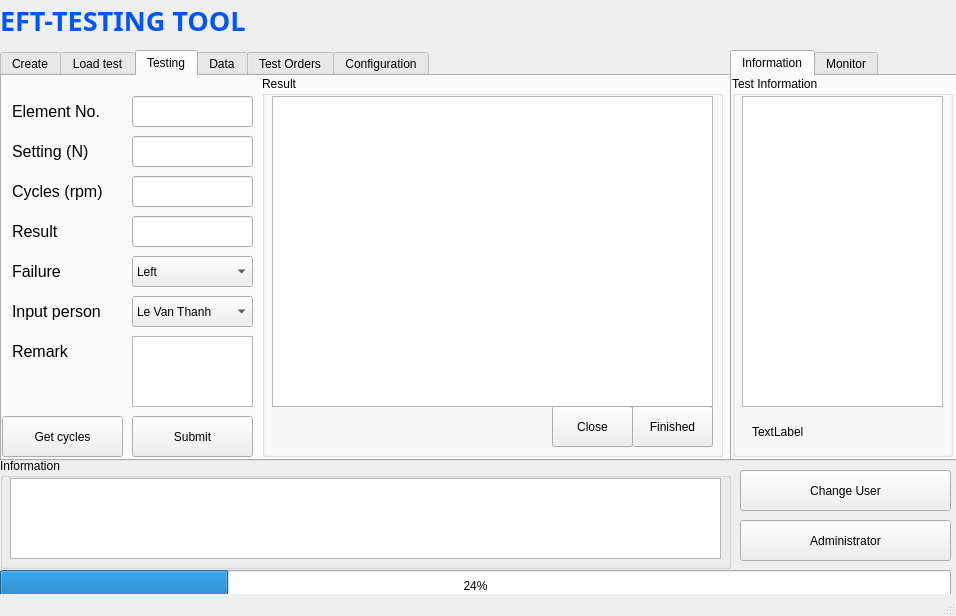
Qt form UI/general.ui (tuyenubuntu/eft_testing_tool) before a commit.
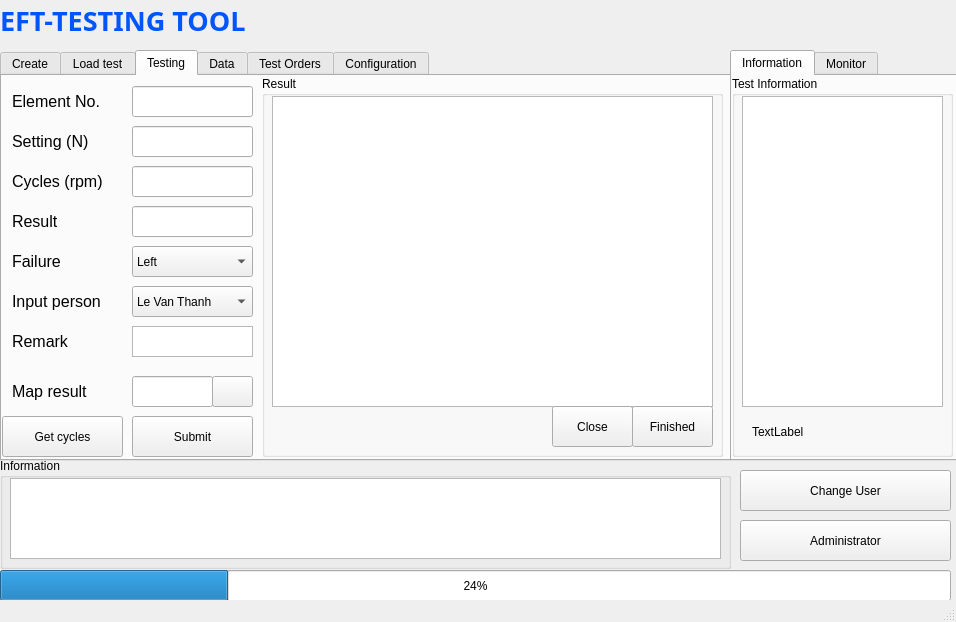
The same form after that commit. The open tabs and pages were chosen to show the change. Icons and pictures are not drawn.

What changed in the file:
```diff
--- a/UI/general.ui
+++ b/UI/general.ui
@@ -7,18 +7,18 @@
     <x>0</x>
     <y>0</y>
     <width>956</width>
-    <height>616</height>
+    <height>622</height>
    </rect>
   </property>
   <property name="minimumSize">
    <size>
     <width>956</width>
-    <height>600</height>
+    <height>622</height>
    </size>
   </property>
   <property name="maximumSize">
    <size>
-    <width>960</width>
+    <width>956</width>
     <height>622</height>
    </size>
   </property>
@@ -1118,7 +1118,7 @@
       <property name="geometry">
        <rect>
         <x>10</x>
-        <y>220</y>
+        <y>210</y>
         <width>111</width>
         <height>31</height>
        </rect>
@@ -1136,7 +1136,7 @@
       <property name="geometry">
        <rect>
         <x>10</x>
-        <y>60</y>
+        <y>50</y>
         <width>111</width>
         <height>31</height>
        </rect>
@@ -1154,7 +1154,7 @@
       <property name="geometry">
        <rect>
         <x>10</x>
-        <y>260</y>
+        <y>250</y>
         <width>111</width>
         <height>31</height>
        </rect>
@@ -1172,7 +1172,7 @@
       <property name="geometry">
        <rect>
         <x>130</x>
-        <y>180</y>
+        <y>170</y>
         <width>121</width>
         <height>31</height>
        </rect>
@@ -1192,7 +1192,7 @@
       <property name="geometry">
        <rect>
         <x>130</x>
-        <y>60</y>
+        <y>50</y>
         <width>121</width>
         <height>31</height>
        </rect>
@@ -1202,7 +1202,7 @@
       <property name="geometry">
        <rect>
         <x>130</x>
-        <y>220</y>
+        <y>210</y>
         <width>121</width>
         <height>31</height>
        </rect>
@@ -1247,7 +1247,7 @@
       <property name="geometry">
        <rect>
         <x>10</x>
-        <y>180</y>
+        <y>170</y>
         <width>111</width>
         <height>31</height>
        </rect>
@@ -1265,7 +1265,7 @@
       <property name="geometry">
        <rect>
         <x>10</x>
-        <y>100</y>
+        <y>90</y>
         <width>111</width>
         <height>31</height>
        </rect>
@@ -1283,7 +1283,7 @@
       <property name="geometry">
        <rect>
         <x>10</x>
-        <y>140</y>
+        <y>130</y>
         <width>111</width>
         <height>31</height>
        </rect>
@@ -1301,7 +1301,7 @@
       <property name="geometry">
        <rect>
         <x>130</x>
-        <y>140</y>
+        <y>130</y>
         <width>121</width>
         <height>31</height>
        </rect>
@@ -1324,7 +1324,7 @@
       <property name="geometry">
        <rect>
         <x>130</x>
-        <y>100</y>
+        <y>90</y>
         <width>121</width>
         <height>31</height>
        </rect>
@@ -1334,9 +1334,9 @@
       <property name="geometry">
        <rect>
         <x>130</x>
-        <y>260</y>
+        <y>250</y>
         <width>121</width>
-        <height>71</height>
+        <height>31</height>
        </rect>
       </property>
      </widget>
@@ -1344,7 +1344,7 @@
       <property name="geometry">
        <rect>
         <x>130</x>
-        <y>20</y>
+        <y>10</y>
         <width>121</width>
         <height>31</height>
        </rect>
@@ -1357,7 +1357,7 @@
       <property name="geometry">
        <rect>
         <x>10</x>
-        <y>20</y>
+        <y>10</y>
         <width>111</width>
         <height>31</height>
        </rect>
@@ -1384,6 +1384,50 @@
        <string>Get cycles</string>
       </property>
      </widget>
+     <widget class="QPushButton" name="browse_btn_2">
+      <property name="geometry">
+       <rect>
+        <x>210</x>
+        <y>300</y>
+        <width>41</width>
+        <height>31</height>
+       </rect>
+      </property>
+      <property name="text">
+       <string/>
+      </property>
+      <property name="icon">
+       <iconset theme="document-open"/>
+      </property>
+     </widget>
+     <widget class="QLineEdit" name="load_path_result">
+      <property name="geometry">
+       <rect>
+        <x>130</x>
+        <y>300</y>
+        <width>81</width>
+        <height>31</height>
+       </rect>
+      </property>
+     </widget>
+     <widget class="QLabel" name="test_remark_lb_2">
+      <property name="geometry">
+       <rect>
+        <x>10</x>
+        <y>300</y>
+        <width>111</width>
+        <height>31</height>
+       </rect>
+      </property>
+      <property name="font">
+       <font>
+        <pointsize>12</pointsize>
+       </font>
+      </property>
+      <property name="text">
+       <string>Map result</string>
+      </property>
+     </widget>
     </widget>
     <widget class="QWidget" name="data_tab">
      <attribute name="title">
```
Left out of the diff: 62 changed lines with no effect on the pictures.
